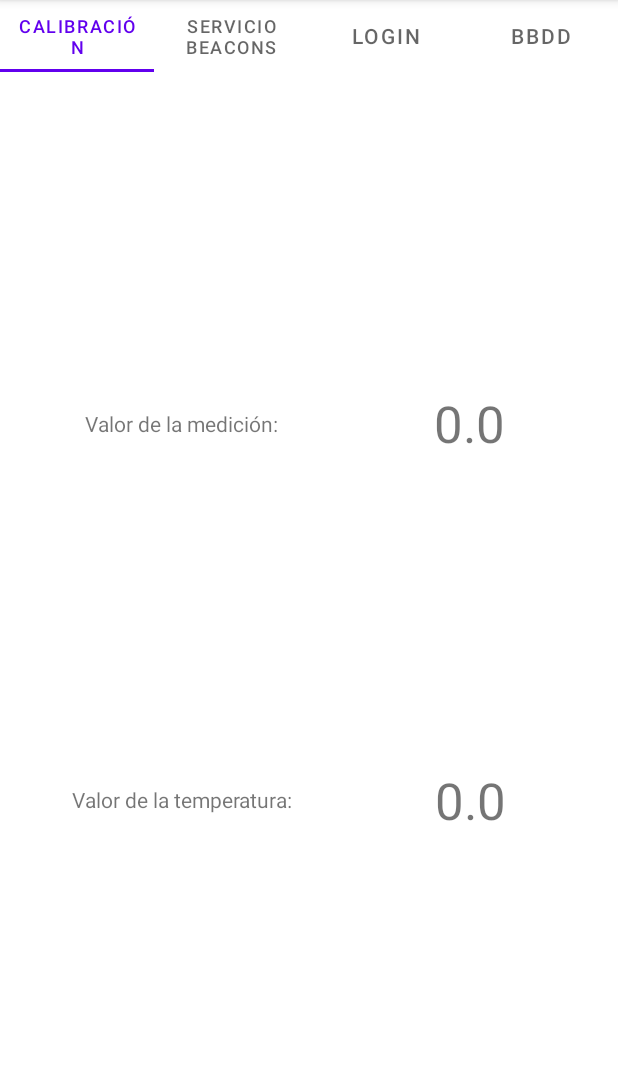
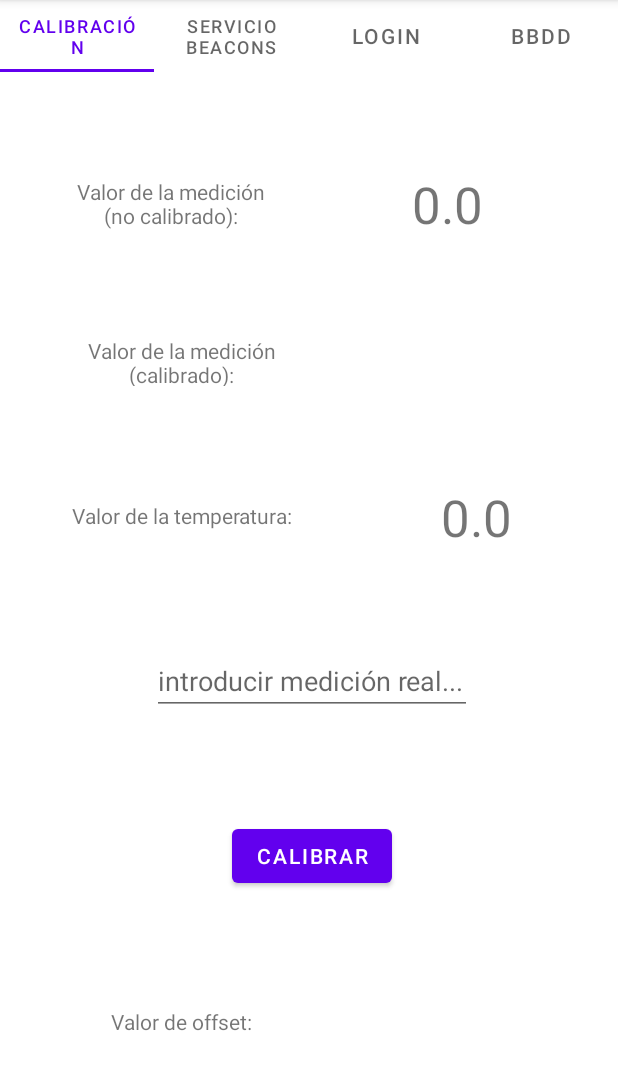
Before and after one commit to nachischo/Commun03APP, an Android app: the screen it shows after launch (MainActivity), on a phone screen of 412 x 824 dp, the part 84-1174 px from its top. Run offline under Robolectric (Android 15) with nearby library versions, the phone set to English and light mode, and no system bars.

Commit message:
Calibración offset auto y valor corregido en tiempo real

```diff
--- a/app/src/main/java/com/imsangar/commun03app/beaconManagement/BTLE.java
+++ b/app/src/main/java/com/imsangar/commun03app/beaconManagement/BTLE.java
@@ -23,12 +23,20 @@ import java.util.List;
 
 class counters{
     static int BeaconCounter = 1;
+    static int AnteriorValorBruto = 0;
     static double anteriorValorMedicion = -1;
-    static double Voffset = 0.0;
+    static double anteriorValorMedicionOffset = -1;
+    public static double Voffset = -1;
     static double Vcalibracion = 42.31;
 
 
     static double calculaO3(int valorBrutoMedicion){
+        double valorBruto = valorBrutoMedicion*3.3/4096;
+        double res = valorBruto/Vcalibracion;
+        return res;
+    }
+
+    static double calcula03ConOffset(int valorBrutoMedicion){
         double valorBruto = valorBrutoMedicion*3.3/4096 - Voffset;
         double res = valorBruto/Vcalibracion;
         return res;
@@ -47,6 +55,10 @@ class counters{
     static void cambiaValorMedicion(double nuevoValorMedicion){
         anteriorValorMedicion = nuevoValorMedicion;
     }
+
+    static void cambiaValorMedicionConOffset(double nuevoValorMedicionOffset){
+        anteriorValorMedicionOffset = nuevoValorMedicionOffset;
+    }
 }
 
 public class BTLE {
@@ -63,6 +75,14 @@ public class BTLE {
 
     private static ScanCallback callbackDelEscaneo = null;
 
+
+    // --------------------------------------------------------------
+    // --------------------------------------------------------------
+    public static void esteEsElOffset(double offsetValue){
+        counters.Voffset = offsetValue;
+        counters.cambiaValorMedicionConOffset(counters.calcula03ConOffset(counters.AnteriorValorBruto));
+        TabCalibration.cambiaValorMedicionConOffset(counters.calcula03ConOffset(counters.AnteriorValorBruto));
+    }
 
     // --------------------------------------------------------------
     // --------------------------------------------------------------
@@ -184,10 +204,16 @@ public class BTLE {
                     if(Utilidades.bytesToInt(tib.getMajor()) == 1){
 
                         TabCalibration.cambiaValorMedicion(counters.calculaO3(Utilidades.bytesToInt(tib.getMinor())));
+                        counters.AnteriorValorBruto = Utilidades.bytesToInt(tib.getMinor());
 
                         REST.altaNuevaMedicion( Utilidades.bytesToInt(tib.getMajor()), dispositivoBuscado, counters.calculaO3(Utilidades.bytesToInt(tib.getMinor())));
                         counters.anyadeUnoABeaconCounter();
                         counters.cambiaValorMedicion(counters.calculaO3(Utilidades.bytesToInt(tib.getMinor())));
+                        if(counters.Voffset != -1){
+                            counters.cambiaValorMedicionConOffset(counters.calcula03ConOffset(Utilidades.bytesToInt(tib.getMinor())));
+                            TabCalibration.cambiaValorMedicionConOffset(counters.calcula03ConOffset(Utilidades.bytesToInt(tib.getMinor())));
+                        }
+
                     }
 
                     else if(Utilidades.bytesToInt(tib.getMajor()) == 2){
--- a/app/src/main/java/com/imsangar/commun03app/fragments/TabCalibration.java
+++ b/app/src/main/java/com/imsangar/commun03app/fragments/TabCalibration.java
@@ -10,6 +10,7 @@ import androidx.fragment.app.Fragment;
 
 import com.imsangar.commun03app.MainActivity;
 import com.imsangar.commun03app.R;
+import com.imsangar.commun03app.beaconManagement.BTLE;
 import com.imsangar.commun03app.databinding.CalibrarDispositivoBinding;
 
 import java.math.BigDecimal;
@@ -19,7 +20,10 @@ public class TabCalibration extends Fragment {
 
     private CalibrarDispositivoBinding binding;
     static View valorMedicion = null;
+    static View valorMedicionOffset = null;
     static View valorTemperatura = null;
+
+    static double Vcalibracion = 42.31;
 
 
     public static void cambiaValorMedicion(double nuevoValorMedicion){
@@ -28,10 +32,21 @@ public class TabCalibration extends Fragment {
         }
     }
 
+    public static void cambiaValorMedicionConOffset(double nuevoValorMedicionOffset){
+        if(valorMedicionOffset!=null){
+            ((TextView)valorMedicionOffset).setText(String.valueOf(new BigDecimal(nuevoValorMedicionOffset).setScale(6, RoundingMode.HALF_UP)));
+        }
+    }
+
     public static void cambiaValorTemperatura(double nuevoValorTemperatura){
         if(valorTemperatura!=null){
             ((TextView)valorTemperatura).setText(String.valueOf(new BigDecimal(nuevoValorTemperatura).setScale(1, RoundingMode.HALF_UP)));
         }
+    }
+
+    public static double calculaOffset(double valorReal){
+        double res = (valorReal - Double.parseDouble(((TextView)valorMedicion).getText().toString())) * Vcalibracion;
+        return res;
     }
 
     @Override
@@ -46,6 +61,15 @@ public class TabCalibration extends Fragment {
 
         valorMedicion = binding.valorMedicion;
         valorTemperatura = binding.valorTemperatura;
+        valorMedicionOffset = binding.valorMedicionCalibrado;
+
+        binding.buttonCalibrar.setOnClickListener(view -> {
+            View valorReal = ((MainActivity)getActivity()).findViewById(R.id.editTextValorReal);
+            View valorOffset = ((MainActivity)getActivity()).findViewById(R.id.valorOffset);
+
+            ((TextView)valorOffset).setText(String.valueOf(calculaOffset(Double.parseDouble(((TextView)valorReal).getText().toString()))));
+            BTLE.esteEsElOffset(calculaOffset(Double.parseDouble(((TextView)valorReal).getText().toString())));
+        });
 
         return root;
     }
--- a/app/src/main/java/com/imsangar/commun03app/fragments/TabLogin.java
+++ b/app/src/main/java/com/imsangar/commun03app/fragments/TabLogin.java
@@ -34,7 +34,7 @@ public class TabLogin extends Fragment {
             View emailUsuario = ((MainActivity)getActivity()).findViewById(R.id.emailUsuario);
             View passwordUsuario = ((MainActivity)getActivity()).findViewById(R.id.passwordUsuario);
             Log.d("nuevoPostLogin", "{ 'email': '"+((TextView)emailUsuario).getText().toString()+"', 'password': '"+((TextView)passwordUsuario).getText().toString()+"' }");
-            REST.nuevaPeticion.post("http://172.20.10.2:3000/api/login", "{ 'email': '" + ((TextView) emailUsuario).getText().toString() + "', 'password': '" + ((TextView) passwordUsuario).getText().toString() + "' }", new PeticionarioREST.RespuestaREST() {
+            REST.nuevaPeticion.post("http://172.20.10.2:3000/api/usuarios/login", "{ 'email': '" + ((TextView) emailUsuario).getText().toString() + "', 'password': '" + ((TextView) passwordUsuario).getText().toString() + "' }", new PeticionarioREST.RespuestaREST() {
                 @Override
                 public void callback(int codigo, String cuerpo) {
                     if(codigo == 200){
--- a/app/src/main/res/layout/calibrar_dispositivo.xml
+++ b/app/src/main/res/layout/calibrar_dispositivo.xml
@@ -20,14 +20,13 @@
 
     <TextView
         android:id="@+id/textValorMedicion"
-        android:layout_width="187dp"
-        android:layout_height="33dp"
+        android:layout_width="143dp"
+        android:layout_height="36dp"
         android:gravity="center|center_horizontal|center_vertical"
-        android:text="Valor de la medición:"
-        app:layout_constraintBottom_toTopOf="@+id/textValorTemperatura"
+        android:text="Valor de la medición (no calibrado):"
+        app:layout_constraintBottom_toTopOf="@+id/textValorMedicionCalibrado"
         app:layout_constraintEnd_toStartOf="@+id/valorMedicion"
         app:layout_constraintHorizontal_bias="0.5"
-        app:layout_constraintHorizontal_chainStyle="spread"
         app:layout_constraintStart_toStartOf="parent"
         app:layout_constraintTop_toTopOf="parent" />
 
@@ -35,14 +34,38 @@
         android:id="@+id/valorTemperatura"
         android:layout_width="142dp"
         android:layout_height="67dp"
+        android:layout_marginStart="36dp"
         android:gravity="center|center_horizontal|center_vertical"
         android:text="0.0"
         android:textSize="34sp"
         app:layout_constraintBottom_toBottomOf="@+id/textValorTemperatura"
+        app:layout_constraintEnd_toEndOf="@+id/valorMedicionCalibrado"
+        app:layout_constraintStart_toEndOf="@+id/textValorTemperatura"
+        app:layout_constraintTop_toTopOf="@+id/textValorTemperatura"
+        app:layout_constraintVertical_bias="0.47" />
+
+    <TextView
+        android:id="@+id/valorMedicionCalibrado"
+        android:layout_width="142dp"
+        android:layout_height="67dp"
+        android:gravity="center|center_horizontal|center_vertical"
+        android:textSize="34sp"
+        app:layout_constraintBottom_toBottomOf="@+id/textValorMedicionCalibrado"
         app:layout_constraintEnd_toEndOf="parent"
         app:layout_constraintHorizontal_bias="0.5"
-        app:layout_constraintStart_toEndOf="@+id/textValorTemperatura"
-        app:layout_constraintTop_toTopOf="@+id/textValorTemperatura" />
+        app:layout_constraintStart_toEndOf="@+id/textValorMedicionCalibrado"
+        app:layout_constraintTop_toTopOf="@+id/textValorMedicionCalibrado" />
+
+    <TextView
+        android:id="@+id/valorOffset"
+        android:layout_width="142dp"
+        android:layout_height="67dp"
+        android:gravity="center|center_horizontal|center_vertical"
+        android:textSize="34sp"
+        app:layout_constraintBottom_toBottomOf="@+id/textOffset"
+        app:layout_constraintEnd_toEndOf="@+id/valorTemperatura"
+        app:layout_constraintStart_toEndOf="@+id/textOffset"
+        app:layout_constraintTop_toTopOf="@+id/textOffset" />
 
     <TextView
         android:id="@+id/textValorTemperatura"
@@ -50,11 +73,55 @@
         android:layout_height="33dp"
         android:gravity="center|center_horizontal|center_vertical"
         android:text="Valor de la temperatura:"
-        app:layout_constraintBottom_toBottomOf="parent"
-        app:layout_constraintEnd_toStartOf="@+id/valorTemperatura"
+        app:layout_constraintBottom_toTopOf="@+id/editTextValorReal"
+        app:layout_constraintStart_toStartOf="@+id/textValorMedicionCalibrado"
+        app:layout_constraintTop_toBottomOf="@+id/textValorMedicionCalibrado" />
+
+    <TextView
+        android:id="@+id/textValorMedicionCalibrado"
+        android:layout_width="187dp"
+        android:layout_height="33dp"
+        android:gravity="center|center_horizontal|center_vertical"
+        android:text="Valor de la medición (calibrado):"
+        app:layout_constraintBottom_toTopOf="@+id/textValorTemperatura"
+        app:layout_constraintEnd_toStartOf="@+id/valorMedicionCalibrado"
         app:layout_constraintHorizontal_bias="0.5"
-        app:layout_constraintHorizontal_chainStyle="spread"
         app:layout_constraintStart_toStartOf="parent"
         app:layout_constraintTop_toBottomOf="@+id/textValorMedicion" />
 
+    <TextView
+        android:id="@+id/textOffset"
+        android:layout_width="187dp"
+        android:layout_height="33dp"
+        android:gravity="center|center_horizontal|center_vertical"
+        android:text="Valor de offset:"
+        android:visibility="visible"
+        app:layout_constraintBottom_toBottomOf="parent"
+        app:layout_constraintStart_toStartOf="@+id/textValorTemperatura"
+        app:layout_constraintTop_toBottomOf="@+id/buttonCalibrar" />
+
+    <EditText
+        android:id="@+id/editTextValorReal"
+        android:layout_width="wrap_content"
+        android:layout_height="wrap_content"
+        android:ems="10"
+        android:hint="introducir medición real..."
+        android:inputType="numberDecimal"
+        app:layout_constraintBottom_toTopOf="@+id/buttonCalibrar"
+        app:layout_constraintEnd_toEndOf="@+id/valorTemperatura"
+        app:layout_constraintHorizontal_bias="0.5"
+        app:layout_constraintStart_toStartOf="@+id/textValorTemperatura"
+        app:layout_constraintTop_toBottomOf="@+id/textValorTemperatura" />
+
+    <Button
+        android:id="@+id/buttonCalibrar"
+        android:layout_width="wrap_content"
+        android:layout_height="wrap_content"
+        android:text="Calibrar"
+        app:layout_constraintBottom_toTopOf="@+id/textOffset"
+        app:layout_constraintEnd_toEndOf="@+id/editTextValorReal"
+        app:layout_constraintHorizontal_bias="0.5"
+        app:layout_constraintStart_toStartOf="@+id/editTextValorReal"
+        app:layout_constraintTop_toBottomOf="@+id/editTextValorReal" />
+
 </androidx.constraintlayout.widget.ConstraintLayout>
```
